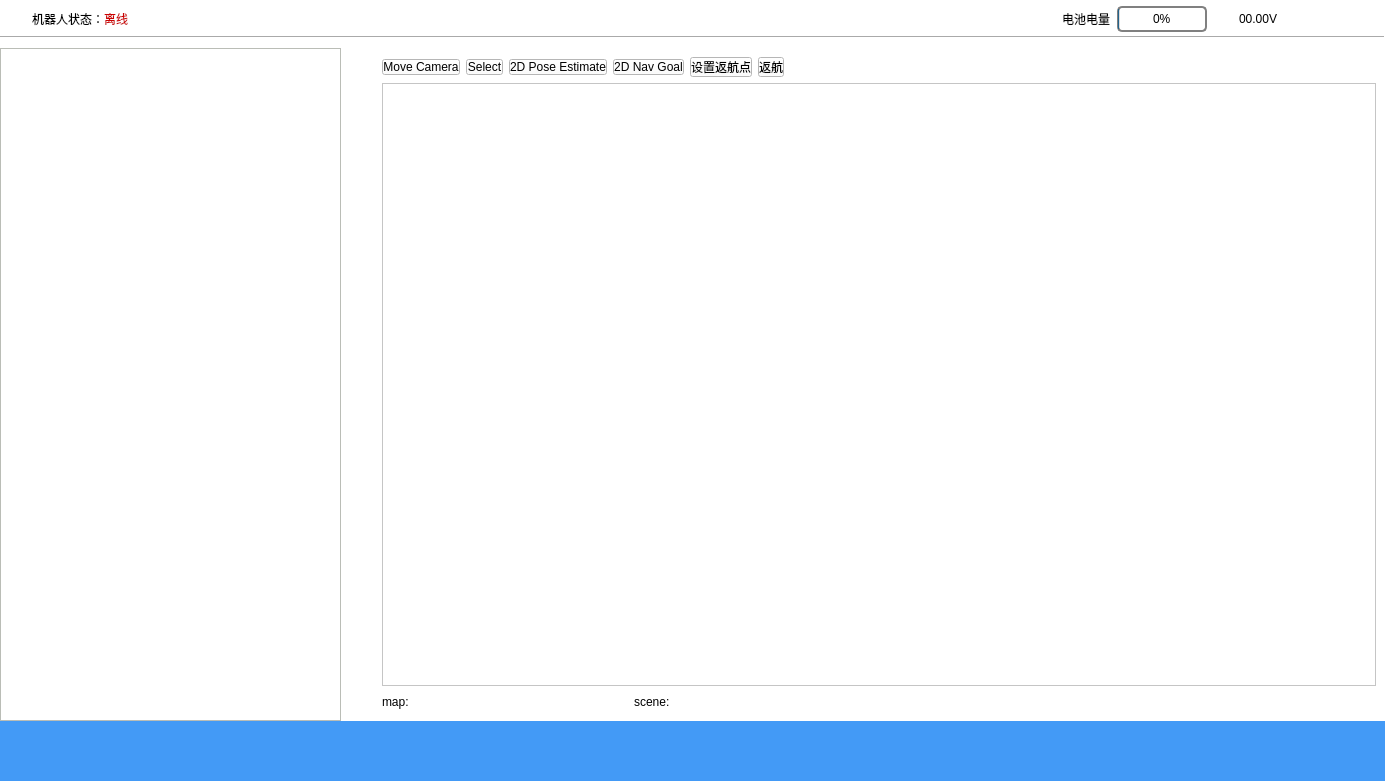
Old version of the form ui/main_window.ui in the repository chengyangkj/Ros_Qt5_Gui_App.
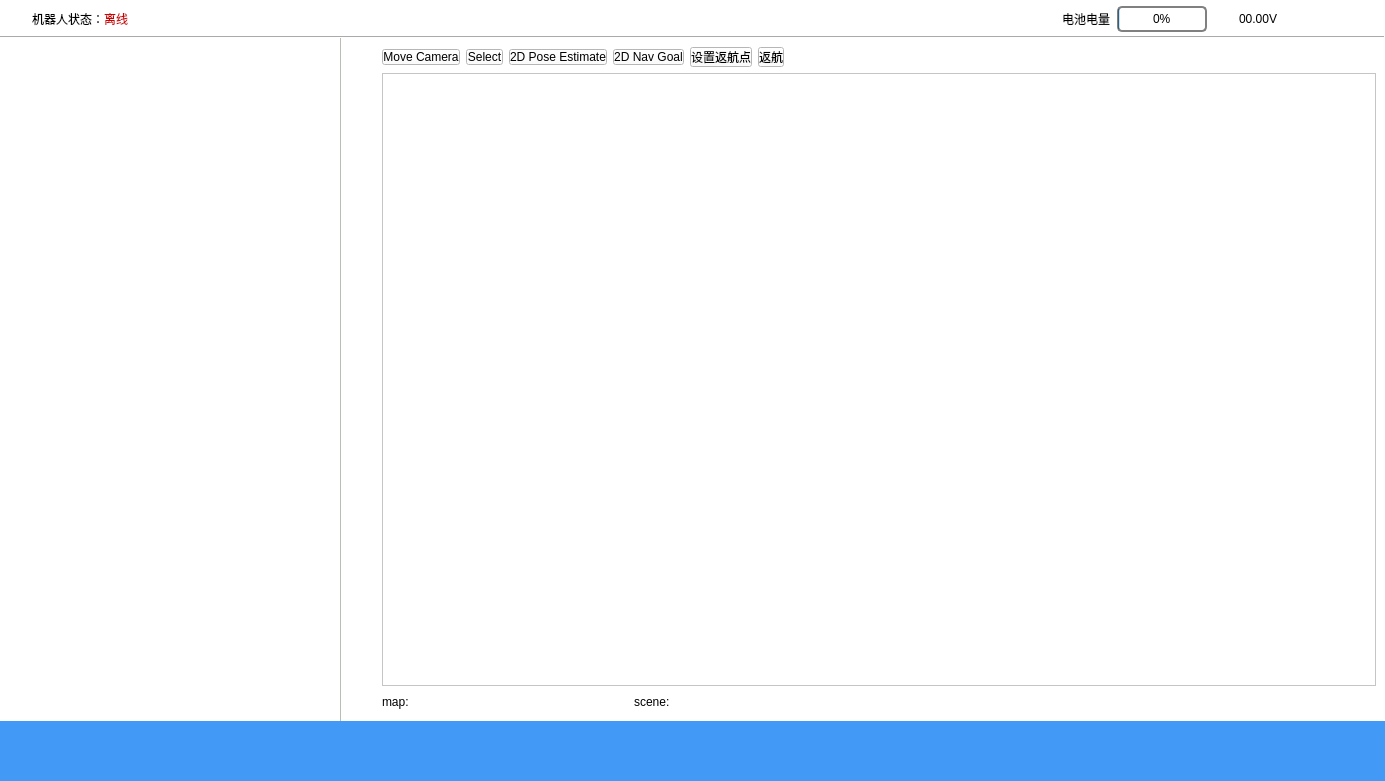
New version of the form. The open tabs and pages were chosen to show the change. Icons and pictures are not drawn.

Commit message: 界面优化

Diff of the .ui file:
```diff
--- a/ui/main_window.ui
+++ b/ui/main_window.ui
@@ -68,7 +68,7 @@
           <number>0</number>
          </property>
          <property name="bottomMargin">
-          <number>10</number>
+          <number>0</number>
          </property>
          <item>
           <layout class="QHBoxLayout" name="horizontalLayout_3">
@@ -319,6 +319,12 @@
        <layout class="QHBoxLayout" name="horizontalLayout_4">
         <item>
          <widget class="QStackedWidget" name="stackedWidget_left">
+          <property name="minimumSize">
+           <size>
+            <width>300</width>
+            <height>0</height>
+           </size>
+          </property>
           <property name="maximumSize">
            <size>
             <width>400</width>
@@ -327,7 +333,7 @@
           </property>
           <property name="styleSheet">
            <string notr="true">QStackedWidget{
-border:1px solid rgb(186, 189, 182)
+border-right:1px solid rgb(186, 189, 182);
 }
 </string>
           </property>
@@ -1026,6 +1032,12 @@
                   <property name="styleSheet">
                    <string notr="true"/>
                   </property>
+                  <property name="verticalScrollBarPolicy">
+                   <enum>Qt::ScrollBarAlwaysOff</enum>
+                  </property>
+                  <property name="horizontalScrollBarPolicy">
+                   <enum>Qt::ScrollBarAlwaysOff</enum>
+                  </property>
                  </widget>
                 </item>
                 <item>
```
Left out of the diff: 2 changed lines with no effect on the pictures.
